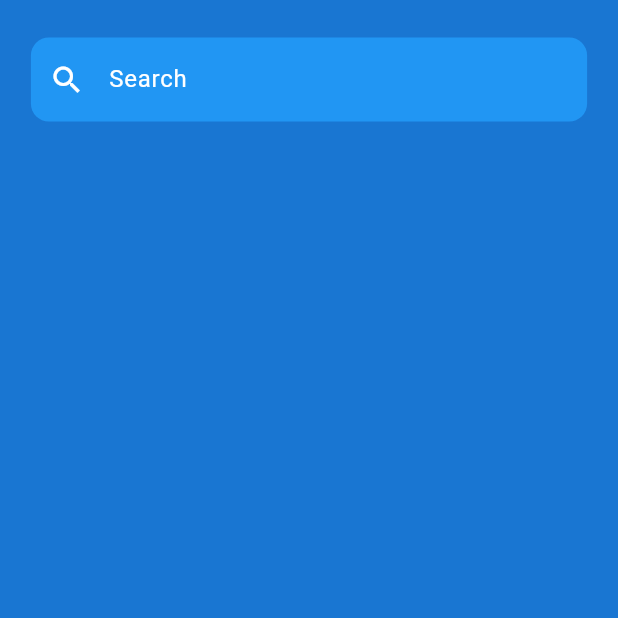
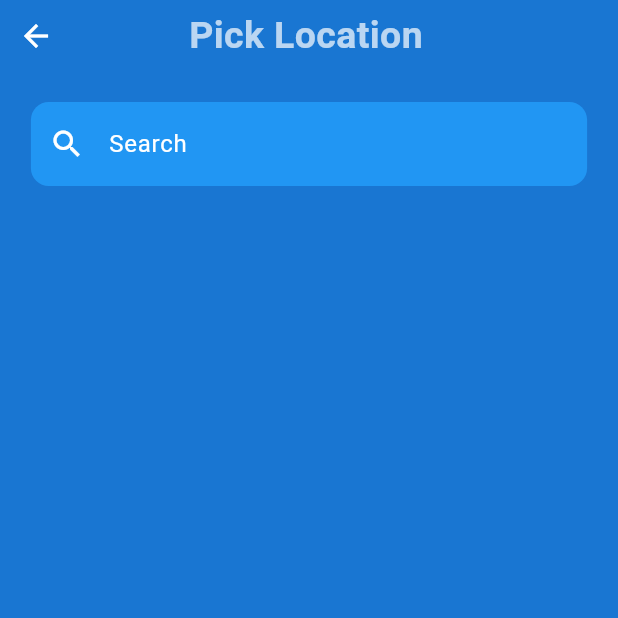
Before and after one commit to AkshataSagare/weather, a Flutter app: the PickLocationScreen screen opened directly, on a phone screen of 412 x 824 dp, the top half of it. Run offline on Flutter 3.47's test engine with Material 3 defaults, Android fonts, the phone set to English and light mode, and no system bars; our stand-ins replace weather; network calls fail.

Commit message:
implement back button on pick location screen

```diff
--- a/lib/presentations/tabs/pick_location_screen/pick_location_screen.dart
+++ b/lib/presentations/tabs/pick_location_screen/pick_location_screen.dart
@@ -48,7 +48,28 @@ class _PickLocationScreenState extends State<PickLocationScreen> {
           child: Column(
             crossAxisAlignment: CrossAxisAlignment.center,
             children: [
-              SizedBox(height: 25),
+              Row(
+                children: [
+                  IconButton(
+                    onPressed: () {
+                      Navigator.pop(context);
+                    },
+                    icon: Icon(Icons.arrow_back),
+                  ),
+                  Center(
+                    widthFactor: 2,
+                    child: Text(
+                      "Pick Location",
+                      style: TextStyle(
+                        fontSize: 25,
+                        fontWeight: FontWeight.bold,
+                      ),
+                      textAlign: TextAlign.center,
+                    ),
+                  ),
+                ],
+              ),
+              SizedBox(height: 20),
               SizedBox(
                 width: MediaQuery.sizeOf(context).width * 0.9,
                 child: TextField(
```
